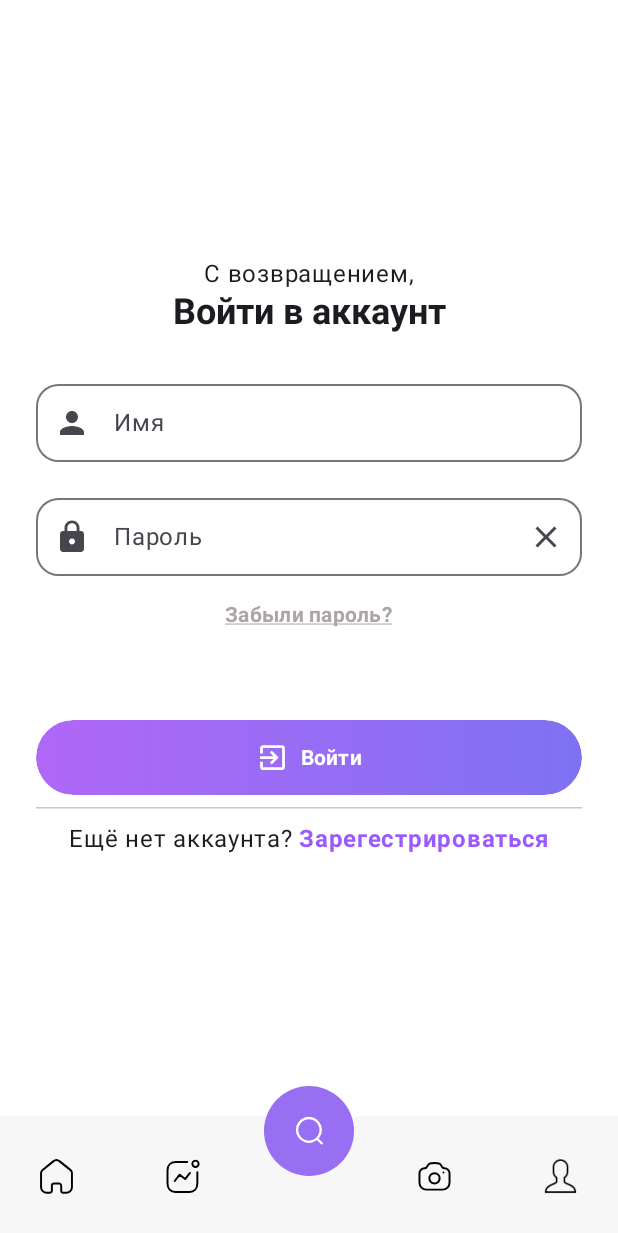
After one commit to RMP-spring-2025/RMP-front, an Android app built with Jetpack Compose: the AuthScreen screen opened through its navigation route, on a phone screen of 412 x 824 dp. The commit adds this screen. Shown: the top 1233 px of the screen. Run offline under Robolectric (Android 15) with nearby library versions, the phone set to English and light mode, and no system bars; network calls fail.

Commit message:
registration

```diff
--- a/app/src/main/java/com/example/frontproject/MainActivity.kt
+++ b/app/src/main/java/com/example/frontproject/MainActivity.kt
@@ -36,14 +36,18 @@ import androidx.navigation.compose.NavHost
 import androidx.navigation.compose.composable
 import androidx.navigation.compose.currentBackStackEntryAsState
 import androidx.navigation.compose.rememberNavController
+import com.example.frontproject.ui.components.screens.AuthScreen
 import com.example.frontproject.ui.components.screens.BarCodeScreen
 import com.example.frontproject.ui.components.screens.CaloriesScreen
 import com.example.frontproject.ui.components.screens.GraphicsScreen
 import com.example.frontproject.ui.components.screens.HomeScreen
 import com.example.frontproject.ui.components.screens.ProfileScreen
+import com.example.frontproject.ui.components.screens.RegistrationScreen
 import com.example.frontproject.ui.components.screens.SearchScreen
 import com.example.frontproject.ui.components.screens.SettingsScreen
+import com.example.frontproject.ui.components.screens.SuccessRegistrationScreen
 import com.example.frontproject.ui.theme.FrontProjectTheme
+import com.example.myapplication.WelcomeScreen
 
 class MainActivity : ComponentActivity() {
     override fun onCreate(savedInstanceState: Bundle?) {
@@ -81,11 +85,49 @@ fun NavHostContainer(
 ) {
     NavHost(
         navController = navController,
-        startDestination = "home",
+        startDestination = "mainScreen",
         modifier = Modifier.padding(paddingValues = padding),
         builder = {
             composable("home") {
                 HomeScreen(navController)
+            }
+
+            composable("mainScreen") {
+                WelcomeScreen(
+                    onRegisterClick = {
+                        navController.navigate("register")
+                    },
+                    onLoginClick = {
+                        navController.navigate("authScreen")
+                    }
+                )
+            }
+            composable("register") {
+                RegistrationScreen(
+                    onRegisterClick = {
+                        navController.navigate("success")
+                    },
+                    onLoginClick = {
+                        navController.navigate("authScreen")
+                    }
+                )
+            }
+            composable("success") {
+                SuccessRegistrationScreen(
+                    onGoHomeClicked = {
+                        navController.navigate("home")
+                    }
+                )
+            }
+            composable("authScreen") {
+                AuthScreen(
+                    onRegisterClick = {
+                        navController.navigate("register")
+                    },
+                    onLoginClick = {
+                        navController.navigate("home")
+                    }
+                )
             }
 
             composable(
--- /dev/null
+++ b/app/src/main/java/com/example/frontproject/ui/components/screens/AuthScreen.kt
@@ -0,0 +1,92 @@
+package com.example.frontproject.ui.components.screens
+
+import androidx.compose.foundation.background
+import androidx.compose.foundation.clickable
+import androidx.compose.foundation.layout.*
+import androidx.compose.material.icons.Icons
+import androidx.compose.material.icons.automirrored.filled.ExitToApp
+import androidx.compose.material.icons.filled.Lock
+import androidx.compose.material.icons.filled.Person
+import androidx.compose.material3.*
+import androidx.compose.runtime.Composable
+import androidx.compose.ui.Alignment
+import androidx.compose.ui.Modifier
+import androidx.compose.ui.graphics.Color
+import androidx.compose.ui.text.font.FontWeight
+import androidx.compose.ui.text.style.TextDecoration
+import androidx.compose.ui.tooling.preview.Preview
+import androidx.compose.ui.unit.dp
+
+@Composable
+fun AuthScreen(
+    onLoginClick: () -> Unit = {},
+    onPasswordRecoverClick: () -> Unit = {},
+    onRegisterClick: () -> Unit = {}
+) {
+    Box(
+        modifier = Modifier
+            .fillMaxSize()
+            .background(Color.White),
+        contentAlignment = Alignment.Center
+    ) {
+        Column(
+            modifier = Modifier
+                .fillMaxWidth()
+                .padding(24.dp),
+            horizontalAlignment = Alignment.CenterHorizontally
+        ) {
+            Text("С возвращением,", style = MaterialTheme.typography.bodyLarge)
+            Text(
+                "Войти в аккаунт",
+                style = MaterialTheme.typography.headlineSmall.copy(fontWeight = FontWeight.Bold)
+            )
+            Column(
+                modifier = Modifier
+                    .padding(top=24.dp, bottom = 60.dp),
+                horizontalAlignment = Alignment.CenterHorizontally,
+                verticalArrangement = Arrangement.spacedBy(16.dp)
+            ) {
+                CustomOutlinedTextField(value = "",
+                    label = "Имя",
+                    icon = Icons.Default.Person
+                )
+                CustomOutlinedTextField(
+                    value = "",
+                    label = "Пароль",
+                    icon = Icons.Default.Lock,
+                    isPassword = true,
+                )
+                Text(
+                    text = "Забыли пароль?",
+                    color = Color(0xFFADA4A5),
+                    fontWeight = FontWeight.Bold,
+                    style = MaterialTheme.typography.bodyMedium.copy(
+                        textDecoration = TextDecoration.Underline
+                    ),
+                    modifier = Modifier.clickable { onPasswordRecoverClick() }
+                )
+            }
+
+            GradientButton(text = "Войти", icon = Icons.AutoMirrored.Filled.ExitToApp, onClick = {onLoginClick()})
+
+            HorizontalDivider(modifier = Modifier.padding(vertical = 8.dp))
+
+            Row {
+                Text("Ещё нет аккаунта?")
+                Spacer(modifier = Modifier.width(4.dp))
+                Text(
+                    text = "Зарегестрироваться",
+                    color = Color(0xFF9A5AFF),
+                    fontWeight = FontWeight.Bold,
+                    modifier = Modifier.clickable { onRegisterClick() }
+                )
+            }
+        }
+    }
+}
+
+@Preview(showBackground = true)
+@Composable
+fun AuthScreenPreview() {
+    AuthScreen()
+}
--- /dev/null
+++ b/app/src/main/java/com/example/frontproject/ui/components/screens/RegistrationScreen.kt
@@ -0,0 +1,132 @@
+package com.example.frontproject.ui.components.screens
+
+import androidx.compose.foundation.background
+import androidx.compose.foundation.clickable
+import androidx.compose.foundation.layout.*
+import androidx.compose.foundation.shape.RoundedCornerShape
+import androidx.compose.material.icons.Icons
+import androidx.compose.material.icons.filled.Close
+import androidx.compose.material.icons.filled.Edit
+import androidx.compose.material.icons.filled.Email
+import androidx.compose.material.icons.filled.Lock
+import androidx.compose.material.icons.filled.Person
+import androidx.compose.material.icons.filled.Phone
+import androidx.compose.material3.*
+import androidx.compose.runtime.Composable
+import androidx.compose.runtime.getValue
+import androidx.compose.runtime.mutableStateOf
+import androidx.compose.runtime.remember
+import androidx.compose.runtime.setValue
+import androidx.compose.ui.Alignment
+import androidx.compose.ui.Modifier
+import androidx.compose.ui.graphics.Color
+import androidx.compose.ui.graphics.vector.ImageVector
+import androidx.compose.ui.text.font.FontWeight
+import androidx.compose.ui.text.input.PasswordVisualTransformation
+import androidx.compose.ui.text.input.VisualTransformation
+import androidx.compose.ui.tooling.preview.Preview
+import androidx.compose.ui.unit.dp
+
+@Composable
+fun RegistrationScreen(
+    onRegisterClick: () -> Unit = {},
+    onLoginClick: () -> Unit = {}
+) {
+    Box(
+        modifier = Modifier
+            .fillMaxSize()
+            .background(Color.White),
+        contentAlignment = Alignment.Center
+    ) {
+        Column(
+            modifier = Modifier
+                .fillMaxWidth()
+                .padding(24.dp),
+            horizontalAlignment = Alignment.CenterHorizontally
+        ) {
+            Text("Добро пожаловать,", style = MaterialTheme.typography.bodyLarge)
+            Text(
+                "Создать Аккаунт",
+                style = MaterialTheme.typography.headlineSmall.copy(fontWeight = FontWeight.Bold)
+            )
+            Column(
+                modifier = Modifier
+                    .padding(top=24.dp, bottom = 60.dp),
+                verticalArrangement = Arrangement.spacedBy(16.dp)
+            ) {
+                CustomOutlinedTextField(value = "",
+                    label = "Имя",
+                    icon = Icons.Default.Person
+                )
+                CustomOutlinedTextField(value = "",
+                    label = "Номер телефона",
+                    icon = Icons.Default.Phone
+                )
+                CustomOutlinedTextField(
+                    value = "",
+                    label = "Email",
+                    icon = Icons.Default.Email
+                )
+                CustomOutlinedTextField(
+                    value = "",
+                    label = "Пароль",
+                    icon = Icons.Default.Lock,
+                    isPassword = true,
+                )
+            }
+
+            GradientButton(text = "Зарегистрироваться", onClick = {onRegisterClick()})
+
+            HorizontalDivider(modifier = Modifier.padding(vertical = 8.dp))
+
+            Row {
+                Text("Уже есть аккаунт?")
+                Spacer(modifier = Modifier.width(4.dp))
+                Text(
+                    text = "Войти",
+                    color = Color(0xFF9A5AFF),
+                    fontWeight = FontWeight.Bold,
+                    modifier = Modifier.clickable { onLoginClick() }
+                )
+            }
+        }
+    }
+}
+
+@Composable
+fun CustomOutlinedTextField(
+    value: String,
+    label: String,
+    icon: ImageVector,
+    isPassword: Boolean = false
+) {
+    var textValue by remember { mutableStateOf("") }
+    var passwordVisible by remember { mutableStateOf(false) }
+
+    OutlinedTextField(
+        value = textValue,
+        onValueChange = {textValue = it},
+        label = { Text(label) },
+        leadingIcon = { Icon(imageVector = icon, contentDescription = null) },
+        trailingIcon = {
+            if (isPassword) {
+                val visibilityIcon = if (passwordVisible) Icons.Default.Edit else Icons.Default.Close
+                IconButton(onClick = { passwordVisible = !passwordVisible }) {
+                    Icon(imageVector = visibilityIcon, contentDescription = null)
+                }
+            }
+        },
+        visualTransformation = if (isPassword && !passwordVisible) PasswordVisualTransformation() else VisualTransformation.None,
+        modifier = Modifier
+            .fillMaxWidth()
+            .height(60.dp),
+        shape = RoundedCornerShape(15.dp),
+        singleLine = true
+    )
+}
+
+@Preview(showSystemUi = true)
+@Composable
+fun RegistrationScreenPreview() {
+    RegistrationScreen()
+}
--- /dev/null
+++ b/app/src/main/java/com/example/frontproject/ui/components/screens/SuccessRegistrationScreen.kt
@@ -0,0 +1,127 @@
+package com.example.frontproject.ui.components.screens
+
+import androidx.compose.foundation.Image
+import androidx.compose.foundation.background
+import androidx.compose.foundation.layout.*
+import androidx.compose.foundation.shape.RoundedCornerShape
+import androidx.compose.material3.*
+import androidx.compose.runtime.Composable
+import androidx.compose.ui.Alignment
+import androidx.compose.ui.Modifier
+import androidx.compose.ui.graphics.Brush
+import androidx.compose.ui.graphics.Color
+import androidx.compose.ui.graphics.vector.ImageVector
+import androidx.compose.ui.layout.ContentScale
+import androidx.compose.ui.res.painterResource
+import androidx.compose.ui.text.font.FontWeight
+import androidx.compose.ui.text.style.TextAlign
+import androidx.compose.ui.tooling.preview.Preview
+import androidx.compose.ui.unit.dp
+import com.example.frontproject.R
+
+@Composable
+fun SuccessRegistrationScreen(
+    userName: String = "Stefani",
+    onGoHomeClicked: () -> Unit = {}
+) {
+    Box(
+        modifier = Modifier
+            .fillMaxSize()
+            .background(Color.White),
+        contentAlignment = Alignment.Center
+    ) {
+        Column(
+            modifier = Modifier
+                .fillMaxSize()
+                .padding(24.dp),
+            verticalArrangement = Arrangement.SpaceBetween,
+            horizontalAlignment = Alignment.CenterHorizontally
+        ) {
+            Spacer(modifier = Modifier.height(10.dp))
+
+            Image(
+                painter = painterResource(id = R.drawable.success_registration),
+                contentDescription = "Success Illustration",
+                modifier = Modifier
+                    .height(220.dp)
+                    .fillMaxWidth(),
+                contentScale = ContentScale.Fit
+            )
+
+            Column(horizontalAlignment = Alignment.CenterHorizontally) {
+                Text(
+                    text = "Welcome, $userName",
+                    style = MaterialTheme.typography.titleLarge.copy(
+                        fontWeight = FontWeight.Bold,
+                        color = Color.Black
+                    )
+                )
+                Text(
+                    text = "You are all set now, let’s reach your\ngoals together with us",
+                    textAlign = TextAlign.Center,
+                    style = MaterialTheme.typography.bodyMedium.copy(color = Color.Gray)
+                )
+            }
+
+            GradientButton(text = "Go To Home", onClick = {onGoHomeClicked()})
+        }
+    }
+}
+
+@Composable
+fun GradientButton(
+    modifier: Modifier = Modifier,
+    text: String,
+    icon: ImageVector? = null,
+    onClick: () -> Unit
+) {
+    Button(
+        onClick = onClick,
+        modifier = modifier
+            .fillMaxWidth()
+            .height(50.dp),
+        shape = RoundedCornerShape(25.dp),
+        contentPadding = PaddingValues(),
+        colors = ButtonDefaults.buttonColors(containerColor = Color.Transparent)
+    ) {
+        Box(
+            modifier = Modifier
+                .fillMaxSize()
+                .background(
+                    brush = Brush.horizontalGradient(
+                        colors = listOf(Color(0xFFB067F7), Color(0xFF7E72F2))
+                    ),
+                    shape = RoundedCornerShape(25.dp)
+                ),
+            contentAlignment = Alignment.Center
+        ) {
+            Row(
+                verticalAlignment = Alignment.CenterVertically,
+                horizontalArrangement = Arrangement.Center
+            ) {
+                if (icon != null) {
+                    Icon(
+                        imageVector = icon,
+                        contentDescription = null,
+                        tint = Color.White,
+                        modifier = Modifier
+                            .size(30.dp)
+                            .padding(end = 8.dp)
+                    )
+                }
+                Text(
+                    text = text,
+                    color = Color.White,
+                    fontWeight = FontWeight.Bold
+                )
+            }
+        }
+    }
+}
+
+
+@Preview(showBackground = true)
+@Composable
+fun SuccessRegistrationScreenPreview() {
+    SuccessRegistrationScreen()
+}
--- /dev/null
+++ b/app/src/main/java/com/example/frontproject/ui/components/screens/WelcomeScreen.kt
@@ -0,0 +1,110 @@
+package com.example.myapplication
+
+import androidx.compose.foundation.background
+import androidx.compose.foundation.layout.Box
+import androidx.compose.foundation.layout.Column
+import androidx.compose.foundation.layout.PaddingValues
+import androidx.compose.foundation.layout.Row
+import androidx.compose.foundation.layout.defaultMinSize
+import androidx.compose.foundation.layout.fillMaxSize
+import androidx.compose.foundation.layout.fillMaxWidth
+import androidx.compose.foundation.layout.height
+import androidx.compose.foundation.layout.padding
+import androidx.compose.foundation.shape.RoundedCornerShape
+import androidx.compose.material3.Button
+import androidx.compose.material3.ButtonDefaults
+import androidx.compose.material3.Text
+import androidx.compose.material3.TextButton
+import androidx.compose.runtime.Composable
+import androidx.compose.ui.Alignment
+import androidx.compose.ui.Modifier
+import androidx.compose.ui.graphics.Brush
+import androidx.compose.ui.graphics.Color
+import androidx.compose.ui.text.TextStyle
+import androidx.compose.ui.text.font.FontWeight
+import androidx.compose.ui.unit.dp
+import androidx.compose.ui.unit.sp
+
+@Composable
+fun WelcomeScreen(
+    onRegisterClick: () -> Unit = {},
+    onLoginClick: () -> Unit = {}
+) {
+    Box(
+        modifier = Modifier
+            .fillMaxSize()
+            .background(Color.White)
+            .padding(24.dp)
+    ) {
+        Column(
+            modifier = Modifier
+                .align(Alignment.Center)
+                .padding(bottom = 100.dp),
+            horizontalAlignment = Alignment.CenterHorizontally
+        ) {
+            Row {
+                Text(
+                    text = "Fit",
+                    style = TextStyle(fontSize = 32.sp, fontWeight = FontWeight.Bold)
+                )
+                Text(
+                    text = "APP",
+                    style = TextStyle(fontSize = 32.sp, fontWeight = FontWeight.Bold),
+                    color = Color(0xFF8000FF)
+                )
+            }
+            Text(
+                text = "Позаботься о своем здоровье сегодня",
+                color = Color.Gray
+            )
+        }
+
+        Column(
+            modifier = Modifier
+                .align(Alignment.BottomCenter)
+                .padding(bottom = 32.dp),
+            horizontalAlignment = Alignment.CenterHorizontally
+        ) {
+            Button(
+                onClick = { onRegisterClick()},
+                colors = ButtonDefaults.buttonColors(
+                    containerColor = Color.Transparent
+                ),
+                contentPadding = PaddingValues(),
+                modifier = Modifier
+                    .fillMaxWidth()
+                    .height(56.dp)
+                    .background(
+                        brush = Brush.horizontalGradient(
+                            listOf(Color(0xFF8000FF), Color(0xFFCE9FFC))
+                        ),
+                        shape = RoundedCornerShape(28.dp)
+                    )
+            ) {
+                Text(
+                    text = "Регистрация",
+                    fontSize = 20.sp,
+                    color = Color.White
+                )
+            }
+
+            Row(
+                verticalAlignment = Alignment.CenterVertically,
+                modifier = Modifier.padding(top = 8.dp)
+            ) {
+                Text(text = "Уже есть аккаунт?")
+                TextButton(
+                    onClick = {onLoginClick()},
+                    contentPadding = PaddingValues(0.dp),
+                    modifier = Modifier
+                        .defaultMinSize(minWidth = 0.dp, minHeight = 0.dp)
+                ) {
+                    Text(
+                        text = "Войти",
+                        color = Color(0xFF8000FF)
+                    )
+                }
+            }
+        }
+    }
+}
```
Also changed, not shown: app/src/main/java/com/example/frontproject/ui/components/screens/FitProgPage.kt (added, +129 -0 lines), app/src/main/res/drawable/success_registration.png (added).
